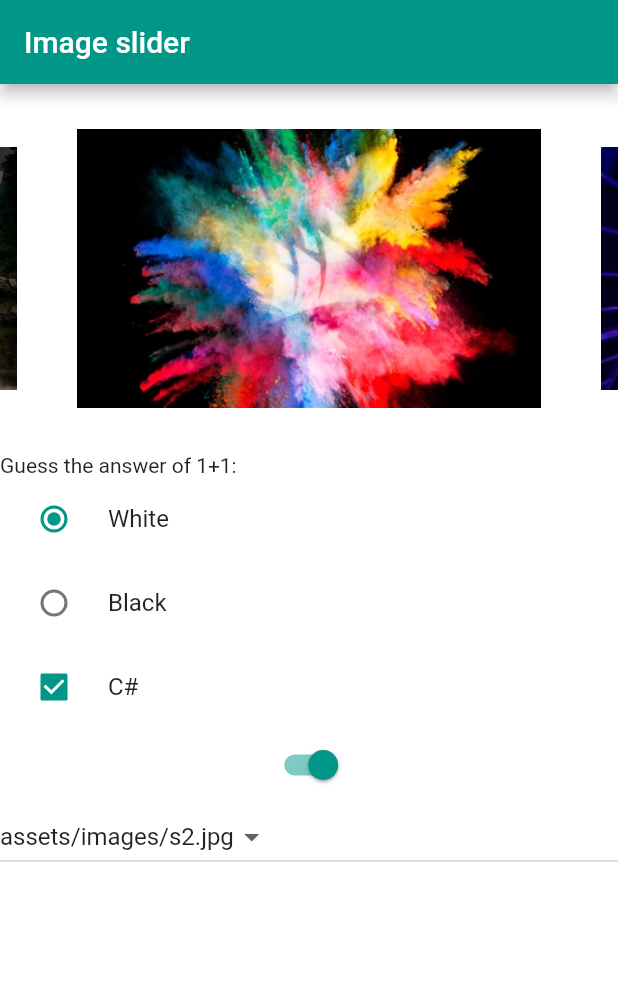
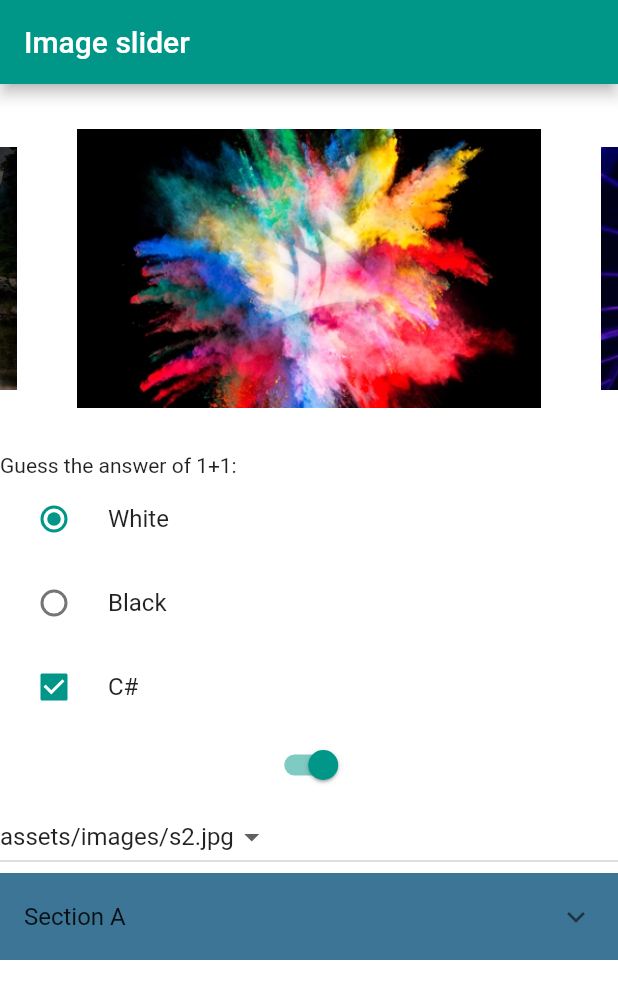
Before and after one commit to AyoubFrihaoui/BMI-DEMO-Flutter, a Flutter app: the screen it shows after launch, on a phone screen of 412 x 824 dp. Shown: the top 999 px of the screen. Run offline on Flutter 3.47's test engine with Material 2 defaults, Android fonts, the phone set to English and light mode, and no system bars; drawn by our look-alikes of carousel_slider; our stand-ins replace flutter_styled_toast; missing offline and left inert: flutter_flushbar.

Commit message:
expansionTile demoed

```diff
--- a/bmi_demo/lib/imageSlider.dart
+++ b/bmi_demo/lib/imageSlider.dart
@@ -106,7 +106,21 @@ class _imageSliderState extends State<imageSlider> {
                     setState(() {
                       hiint = zzz.toString();
                     });
-                  })
+                  }),
+              ExpansionTile(
+                title: Text('Section A'),
+                collapsedBackgroundColor: Color.fromARGB(255, 60, 117, 150),
+                backgroundColor: Color.fromARGB(255, 123, 173, 202),
+                children: [
+                  Divider(color: Color.fromARGB(255, 148, 148, 148)),
+                  ListTile(
+                    tileColor: Color.fromARGB(255, 60, 117, 150),
+                    title: Text('Group 1'),
+                    subtitle: Text('hiiiiiiiii'),
+                  ),
+                  Text('Group 2')
+                ],
+              )
             ]);
           })),
     );
```
